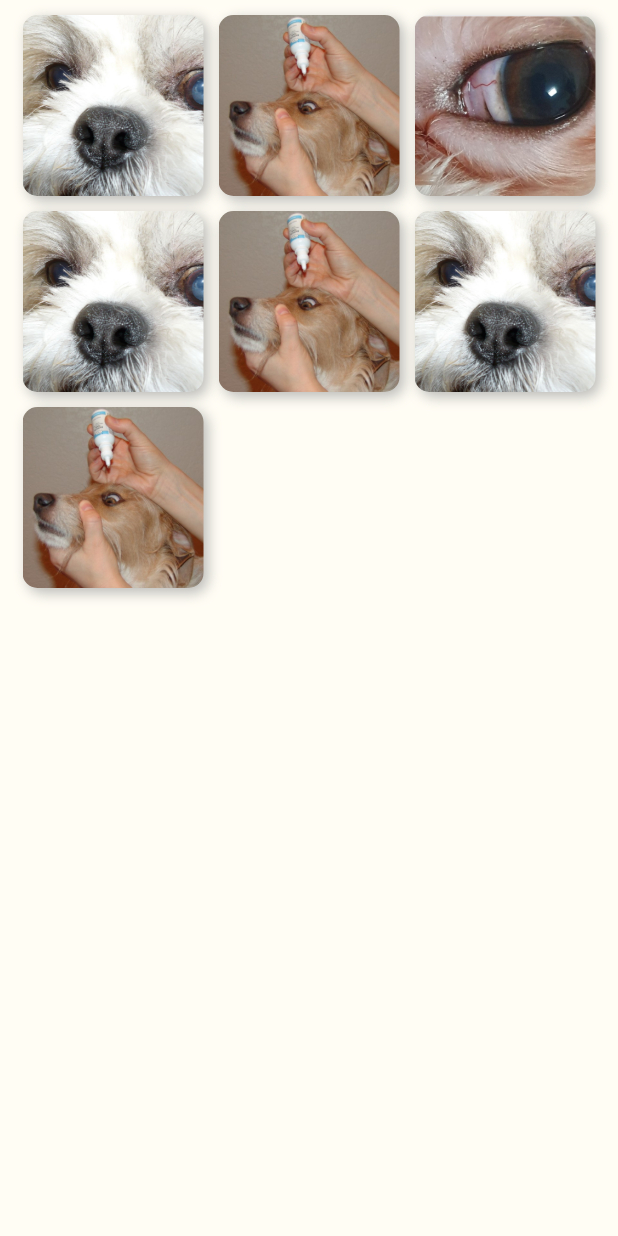
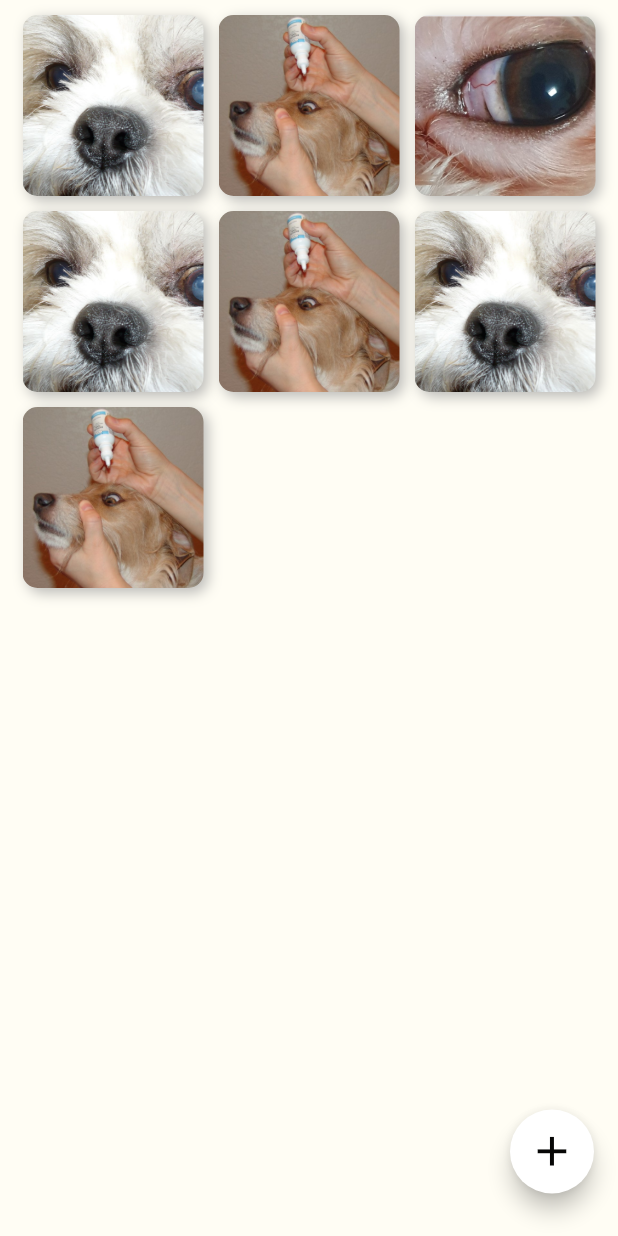
Before and after one commit to TIONBARY/GSSL, a Flutter app: the DiaryPage screen opened directly, on a phone screen of 412 x 824 dp. Run offline on Flutter 3.47's test engine with Material 2 defaults, Android fonts, the phone set to English and light mode, and no system bars; our stand-ins replace assets_audio_player, cached_network_image, flutter_bloc, flutter_dotenv, flutter_screenutil, flutter_secure_storage and 10 more; missing offline and left inert: http_interceptor, kakaomap_webview, snapping_sheet; accounts and stored records are empty; statements that could not run were skipped.

Commit message:
:sparkles: 일지 갤러시에서 사진추가

```diff
--- a/FrontEnd/lib/components/diary/diary_form.dart
+++ b/FrontEnd/lib/components/diary/diary_form.dart
@@ -1,7 +1,14 @@
+import 'dart:io';
+
 import 'package:GSSL/components/diary/diary_detail_form.dart';
 import 'package:GSSL/constants.dart';
 import 'package:flutter/material.dart';
+import 'package:image_picker/image_picker.dart';
 
+import '../community/utils_third/color_constants.dart';
+
+XFile? _image;
+final picker = ImagePicker();
 List<ImageDetails> _images = [
   // ImageDetails(
   //   imagePath: 'assets/images/1.png',
@@ -77,12 +84,39 @@ List<ImageDetails> _images = [
   ),
 ];
 
-class DiaryPage extends StatelessWidget {
+class DiaryPage extends StatefulWidget {
   const DiaryPage({Key? key}) : super(key: key);
 
   @override
+  State<DiaryPage> createState() => _DiaryPageState();
+}
+
+class _DiaryPageState extends State<DiaryPage> {
+  Future getImage(ImageSource imageSource) async {
+    final image = await picker.pickImage(source: imageSource, imageQuality: 50);
+
+    setState(() {
+      _image = XFile(image!.path); // 가져온 이미지를 _image에 저장
+    });
+  }
+
+  Widget showImage() {
+    return Container(
+        color: const Color(0xffd0cece),
+        width: MediaQuery.of(context).size.width,
+        height: MediaQuery.of(context).size.width,
+        child: Center(
+            child: _image == null
+                ? Text('이미지를 촬영/선택 해주세요')
+                : Image.file(File(_image!.path))));
+  }
+
+  late Size _size;
+  @override
   Widget build(BuildContext context) {
-    return SafeArea(
+    _size = MediaQuery.of(context).size;
+    return Scaffold(
+      body: SafeArea(
         child: Column(
           crossAxisAlignment: CrossAxisAlignment.stretch,
           children: <Widget>[
@@ -162,8 +196,39 @@ class DiaryPage extends StatelessWidget {
                   itemCount: _images.length,
                 ),
               ),
-          )
+            ),
           ],
+        ),
+      ),
+      floatingActionButton: _buildAddNoteFAB(),
+    );
+  }
+
+  // 갤러리에서 사진 추가 + 버튼
+  Widget _buildAddNoteFAB() {
+    return TweenAnimationBuilder<Offset>(
+      duration: const Duration(seconds: 2),
+      tween: Tween<Offset>(
+        begin: const Offset(0, -800),
+        end: const Offset(0, 0),
+      ),
+      curve: Curves.bounceOut,
+      builder: (context, Offset offset, child) {
+        return Transform.translate(
+          offset: offset,
+          child: child,
+        );
+      },
+      child: FloatingActionButton(
+        onPressed: () {
+          getImage(ImageSource.gallery);
+        },
+        backgroundColor: AppColors.white,
+        child: Icon(
+          Icons.add,
+          color: AppColors.codGray,
+          size: _size.width * 0.08,
+        ),
       ),
     );
   }
```
Lines whose indentation alone changed are shown as unchanged.
